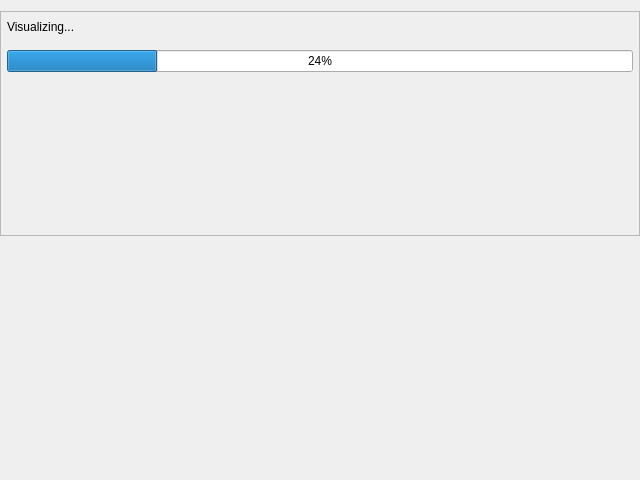
Old version of the form coquery/gui/ui/visualizer.ui in the repository gkunter/coquery.
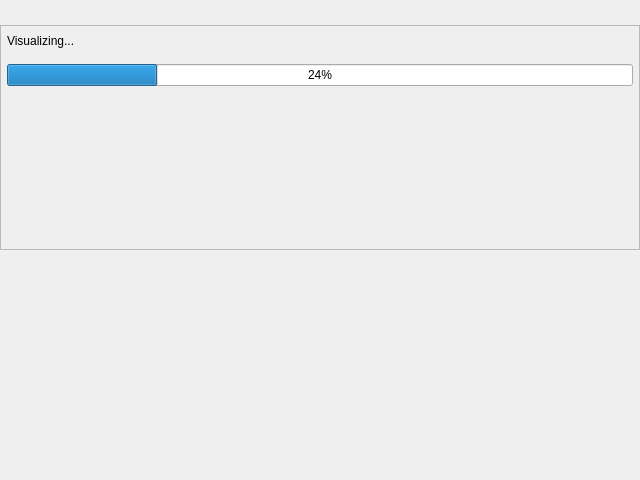
New version of the form.

Commit message: Change layout for progress indicator

The edit to the form file:
```diff
--- a/coquery/gui/ui/visualizer.ui
+++ b/coquery/gui/ui/visualizer.ui
@@ -23,6 +23,54 @@
    <property name="bottomMargin">
     <number>0</number>
    </property>
+   <item>
+    <widget class="QFrame" name="frame">
+     <property name="frameShape">
+      <enum>QFrame::NoFrame</enum>
+     </property>
+     <property name="frameShadow">
+      <enum>QFrame::Raised</enum>
+     </property>
+     <layout class="QHBoxLayout" name="horizontalLayout_3">
+      <property name="spacing">
+       <number>10</number>
+      </property>
+      <property name="margin">
+       <number>0</number>
+      </property>
+      <item>
+       <widget class="QFrame" name="frame_2">
+        <property name="sizePolicy">
+         <sizepolicy hsizetype="MinimumExpanding" vsizetype="Preferred">
+          <horstretch>0</horstretch>
+          <verstretch>0</verstretch>
+         </sizepolicy>
+        </property>
+        <property name="frameShape">
+         <enum>QFrame::NoFrame</enum>
+        </property>
+        <property name="frameShadow">
+         <enum>QFrame::Plain</enum>
+        </property>
+        <layout class="QHBoxLayout" name="navigation_layout">
+         <property name="leftMargin">
+          <number>6</number>
+         </property>
+         <property name="topMargin">
+          <number>4</number>
+         </property>
+         <property name="rightMargin">
+          <number>6</number>
+         </property>
+         <property name="bottomMargin">
+          <number>4</number>
+         </property>
+        </layout>
+       </widget>
+      </item>
+     </layout>
+    </widget>
+   </item>
    <item>
     <widget class="QFrame" name="frame_placeholder">
      <property name="sizePolicy">
@@ -93,54 +141,6 @@
      </layout>
     </widget>
    </item>
-   <item>
-    <widget class="QFrame" name="frame">
-     <property name="frameShape">
-      <enum>QFrame::NoFrame</enum>
-     </property>
-     <property name="frameShadow">
-      <enum>QFrame::Raised</enum>
-     </property>
-     <layout class="QHBoxLayout" name="horizontalLayout_3">
-      <property name="spacing">
-       <number>10</number>
-      </property>
-      <property name="margin">
-       <number>0</number>
-      </property>
-      <item>
-       <widget class="QFrame" name="frame_2">
-        <property name="sizePolicy">
-         <sizepolicy hsizetype="MinimumExpanding" vsizetype="Preferred">
-          <horstretch>0</horstretch>
-          <verstretch>0</verstretch>
-         </sizepolicy>
-        </property>
-        <property name="frameShape">
-         <enum>QFrame::NoFrame</enum>
-        </property>
-        <property name="frameShadow">
-         <enum>QFrame::Plain</enum>
-        </property>
-        <layout class="QHBoxLayout" name="navigation_layout">
-         <property name="leftMargin">
-          <number>6</number>
-         </property>
-         <property name="topMargin">
-          <number>4</number>
-         </property>
-         <property name="rightMargin">
-          <number>6</number>
-         </property>
-         <property name="bottomMargin">
-          <number>4</number>
-         </property>
-        </layout>
-       </widget>
-      </item>
-     </layout>
-    </widget>
-   </item>
    <item>
     <widget class="QFrame" name="box_visualize">
      <property name="sizePolicy">
```
Left out of the diff: 3 changed lines with no effect on the pictures. The commit also changes 1 other file.
